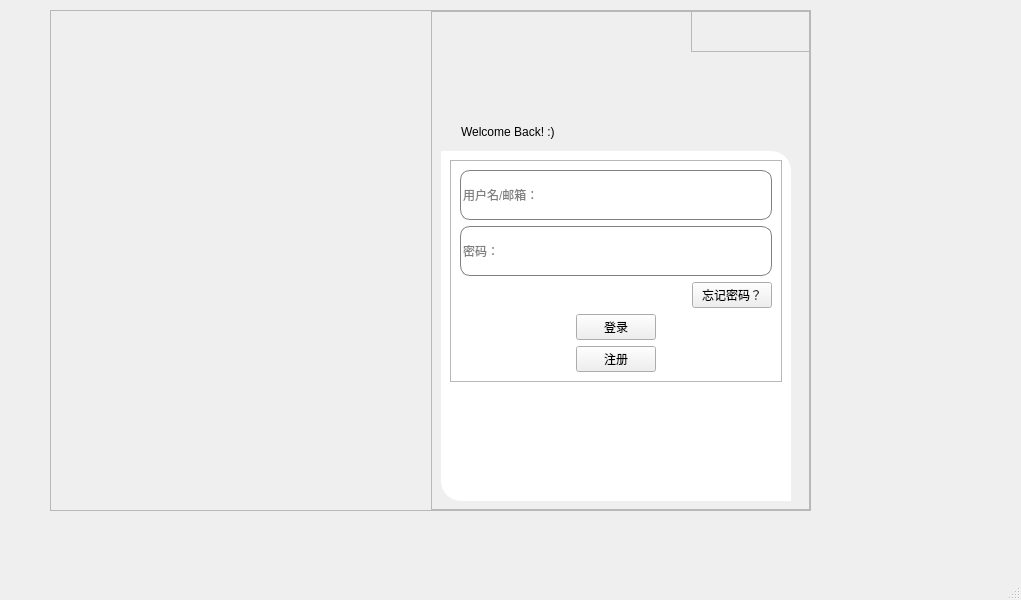
Qt form frontend/login.ui (AiDahanwen/BUAA_2024_Python_Project) before a commit.
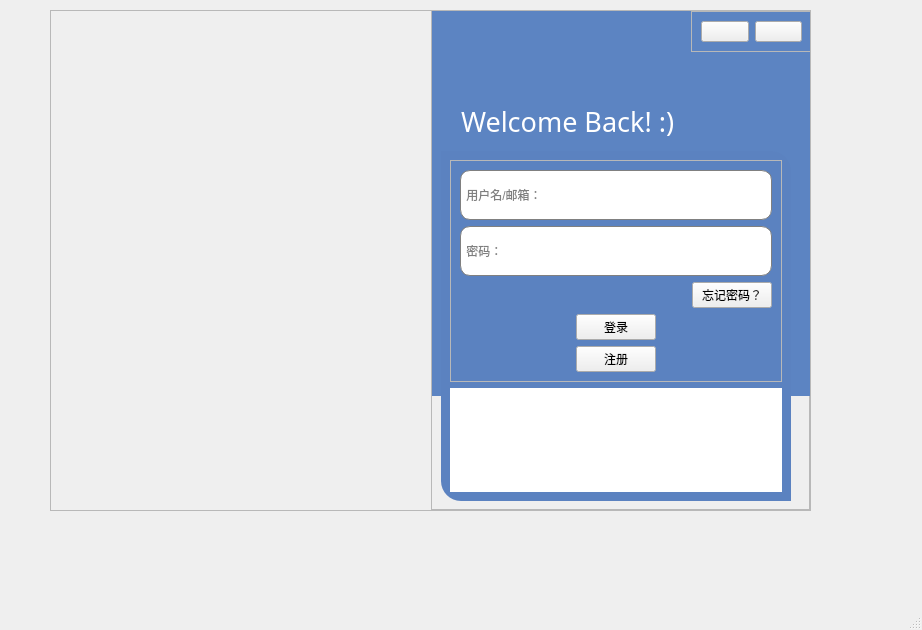
The same form after that commit. The open tabs and pages were chosen to show the change. Icons and pictures are not drawn.

Commit message: frontend-login-cuzn

The edit to the form file:
```diff
--- a/frontend/login.ui
+++ b/frontend/login.ui
@@ -6,10 +6,16 @@
    <rect>
     <x>0</x>
     <y>0</y>
-    <width>1021</width>
-    <height>600</height>
+    <width>922</width>
+    <height>630</height>
    </rect>
   </property>
+  <property name="sizePolicy">
+   <sizepolicy hsizetype="Ignored" vsizetype="Ignored">
+    <horstretch>0</horstretch>
+    <verstretch>0</verstretch>
+   </sizepolicy>
+  </property>
   <property name="windowTitle">
    <string>MainWindow</string>
   </property>
@@ -89,30 +95,26 @@
         <property name="bottomMargin">
          <number>0</number>
         </property>
-        <item>
+        <item alignment="Qt::AlignHCenter">
          <widget class="QFrame" name="frame_4">
+          <property name="enabled">
+           <bool>true</bool>
+          </property>
           <property name="sizePolicy">
-           <sizepolicy hsizetype="Preferred" vsizetype="Expanding">
+           <sizepolicy hsizetype="Ignored" vsizetype="Ignored">
             <horstretch>0</horstretch>
-            <verstretch>6</verstretch>
+            <verstretch>0</verstretch>
            </sizepolicy>
           </property>
-          <property name="frameShape">
-           <enum>QFrame::StyledPanel</enum>
+          <property name="minimumSize">
+           <size>
+            <width>380</width>
+            <height>374</height>
+           </size>
           </property>
-          <property name="frameShadow">
-           <enum>QFrame::Raised</enum>
+          <property name="styleSheet">
+           <string notr="true"/>
           </property>
-         </widget>
-        </item>
-        <item>
-         <widget class="QFrame" name="frame_5">
-          <property name="sizePolicy">
-           <sizepolicy hsizetype="Preferred" vsizetype="Expanding">
-            <horstretch>0</horstretch>
-            <verstretch>2</verstretch>
-           </sizepolicy>
-          </property>
           <property name="frameShape">
            <enum>QFrame::StyledPanel</enum>
           </property>
@@ -161,7 +163,7 @@
         </property>
         <property name="styleSheet">
          <string notr="true">#frame_2{
-	background-color: rgb(255, 255, 255);
+	background-color: rgb(91, 130, 192);
 	border-top-right-radius:20px;
 	border-bottom-left-radius:20px;
 }
@@ -183,7 +185,8 @@
             </sizepolicy>
            </property>
            <property name="styleSheet">
-            <string notr="true">QPushButton:pressed{
+            <string notr="true">background-color:none
+QPushButton:pressed{
 	padding-top:5px;
 	padding-left:5px;
 }</string>
@@ -211,7 +214,7 @@
                <string/>
               </property>
               <property name="placeholderText">
-               <string>用户名/邮箱：</string>
+               <string> 用户名/邮箱：</string>
               </property>
              </widget>
             </item>
@@ -234,7 +237,7 @@
                <enum>QLineEdit::Password</enum>
               </property>
               <property name="placeholderText">
-               <string>密码：</string>
+               <string> 密码：</string>
               </property>
              </widget>
             </item>
@@ -339,7 +342,8 @@
          </rect>
         </property>
         <property name="styleSheet">
-         <string notr="true">QPushButton{
+         <string notr="true">background-color:rgb(81, 118, 172);
+QPushButton{
 	border:none;
 }
 
@@ -383,7 +387,7 @@
         <property name="geometry">
          <rect>
           <x>30</x>
-          <y>100</y>
+          <y>90</y>
           <width>341</width>
           <height>41</height>
          </rect>
@@ -400,13 +404,161 @@
           <height>30</height>
          </size>
         </property>
+        <property name="palette">
+         <palette>
+          <active>
+           <colorrole role="WindowText">
+            <brush brushstyle="SolidPattern">
+             <color alpha="255">
+              <red>255</red>
+              <green>255</green>
+              <blue>255</blue>
+             </color>
+            </brush>
+           </colorrole>
+           <colorrole role="Button">
+            <brush brushstyle="SolidPattern">
+             <color alpha="0">
+              <red>0</red>
+              <green>0</green>
+              <blue>0</blue>
+             </color>
+            </brush>
+           </colorrole>
+           <colorrole role="Base">
+            <brush brushstyle="SolidPattern">
+             <color alpha="0">
+              <red>0</red>
+              <green>0</green>
+              <blue>0</blue>
+             </color>
+            </brush>
+           </colorrole>
+           <colorrole role="Window">
+            <brush brushstyle="SolidPattern">
+             <color alpha="0">
+              <red>0</red>
+              <green>0</green>
+              <blue>0</blue>
+             </color>
+            </brush>
+           </colorrole>
+          </active>
+          <inactive>
+           <colorrole role="WindowText">
+            <brush brushstyle="SolidPattern">
+             <color alpha="255">
+              <red>255</red>
+              <green>255</green>
+              <blue>255</blue>
+             </color>
+            </brush>
+           </colorrole>
+           <colorrole role="Button">
+            <brush brushstyle="SolidPattern">
+             <color alpha="0">
+              <red>0</red>
+              <green>0</green>
+              <blue>0</blue>
+             </color>
+            </brush>
+           </colorrole>
+           <colorrole role="Base">
+            <brush brushstyle="SolidPattern">
+             <color alpha="0">
+              <red>0</red>
+              <green>0</green>
+              <blue>0</blue>
+             </color>
+            </brush>
+           </colorrole>
+           <colorrole role="Window">
+            <brush brushstyle="SolidPattern">
+             <color alpha="0">
+              <red>0</red>
+              <green>0</green>
+              <blue>0</blue>
+             </color>
+            </brush>
+           </colorrole>
+          </inactive>
+          <disabled>
+           <colorrole role="WindowText">
+            <brush brushstyle="SolidPattern">
+             <color alpha="255">
+              <red>120</red>
+              <green>120</green>
+              <blue>120</blue>
+             </color>
+            </brush>
+           </colorrole>
+           <colorrole role="Button">
+            <brush brushstyle="SolidPattern">
+             <color alpha="0">
+              <red>0</red>
+              <green>0</green>
+              <blue>0</blue>
+             </color>
+            </brush>
+           </colorrole>
+           <colorrole role="Base">
+            <brush brushstyle="SolidPattern">
+             <color alpha="0">
+              <red>0</red>
+              <green>0</green>
+              <blue>0</blue>
+             </color>
+            </brush>
+           </colorrole>
+           <colorrole role="Window">
+            <brush brushstyle="SolidPattern">
+             <color alpha="0">
+              <red>0</red>
+              <green>0</green>
+              <blue>0</blue>
+             </color>
+            </brush>
+           </colorrole>
+          </disabled>
+         </palette>
+        </property>
+        <property name="font">
+         <font>
+          <family>微软雅黑</family>
+          <pointsize>20</pointsize>
+          <weight>50</weight>
+          <italic>false</italic>
+          <bold>false</bold>
+         </font>
+        </property>
         <property name="styleSheet">
-         <string notr="true">font: 20pt &quot;Arial&quot;;</string>
+         <string notr="true">font: 20pt &quot;微软雅黑&quot;;
+background-color:rgba(0, 0, 0, 0);</string>
         </property>
         <property name="text">
          <string>Welcome Back! :)</string>
         </property>
        </widget>
+       <widget class="QLabel" name="label_5">
+        <property name="geometry">
+         <rect>
+          <x>1</x>
+          <y>-6</y>
+          <width>381</width>
+          <height>391</height>
+         </rect>
+        </property>
+        <property name="styleSheet">
+         <string notr="true">background-color:rgb(92, 132, 194)</string>
+        </property>
+        <property name="text">
+         <string/>
+        </property>
+       </widget>
+       <zorder>label_5</zorder>
+       <zorder>frame_2</zorder>
+       <zorder>frame_10</zorder>
+       <zorder>label</zorder>
       </widget>
      </item>
     </layout>
```
Left out of the diff: 33 changed lines with no effect on the pictures. The commit also changes 3 other files.
